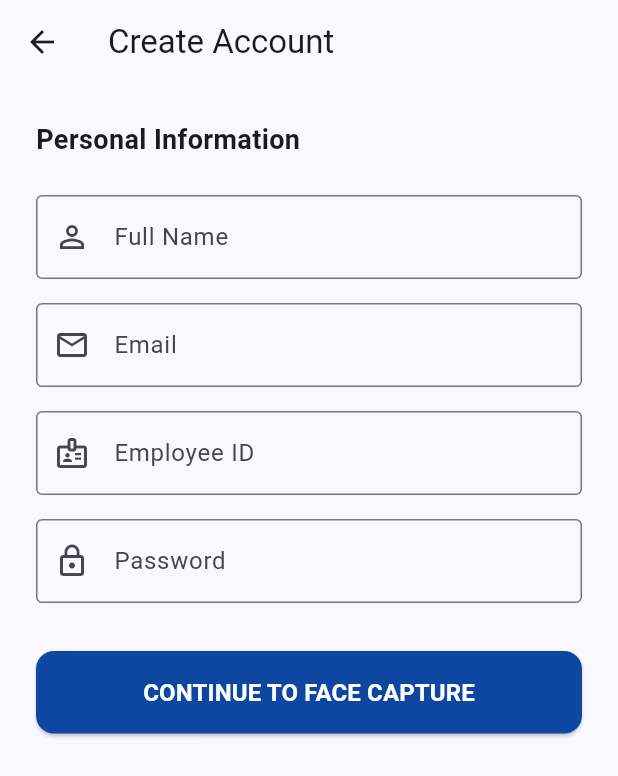
After one commit to punkz23/FaceRecognitionDTR, a Flutter app: the screen it shows after launch, after a tap on "New employee? REGISTER", on a phone screen of 412 x 824 dp. The commit adds this screen. Shown: the top 776 px of the screen. Run offline on Flutter 3.47's test engine with Material 3 defaults, Android fonts, the phone set to English and light mode, and no system bars; our stand-ins replace camera, dio, equatable, flutter_bloc, geolocator, shared_preferences; missing offline and left inert: google_mlkit_face_detection.

Commit message:
feat(mobile): Implement RegistrationScreen and navigate from Login

```diff
--- a/mobile/lib/views/login_screen.dart
+++ b/mobile/lib/views/login_screen.dart
@@ -1,6 +1,7 @@
 import 'package:flutter/material.dart';
 import 'package:flutter_bloc/flutter_bloc.dart';
 import 'package:facerecognitiondtr/logic/auth_bloc/auth_bloc.dart';
+import 'package:facerecognitiondtr/views/registration_screen.dart';
 
 class LoginScreen extends StatefulWidget {
   const LoginScreen({super.key});
@@ -98,6 +99,14 @@ class _LoginScreenState extends State<LoginScreen> {
                 ),
                 const SizedBox(height: 16),
                 TextButton(
+                  onPressed: () {
+                    Navigator.of(context).push(
+                      MaterialPageRoute(builder: (context) => const RegistrationScreen()),
+                    );
+                  },
+                  child: const Text('New employee? REGISTER'),
+                ),
+                TextButton(
                   onPressed: () {},
                   child: const Text('Forgot Password?'),
                 ),
--- /dev/null
+++ b/mobile/lib/views/registration_screen.dart
@@ -0,0 +1,96 @@
+import 'package:flutter/material.dart';
+
+class RegistrationScreen extends StatefulWidget {
+  const RegistrationScreen({super.key});
+
+  @override
+  State<RegistrationScreen> createState() => _RegistrationScreenState();
+}
+
+class _RegistrationScreenState extends State<RegistrationScreen> {
+  final _formKey = GlobalKey<FormState>();
+  final _nameController = TextEditingController();
+  final _emailController = TextEditingController();
+  final _employeeIdController = TextEditingController();
+  final _passwordController = TextEditingController();
+
+  @override
+  Widget build(BuildContext context) {
+    return Scaffold(
+      appBar: AppBar(
+        title: const Text('Create Account'),
+      ),
+      body: SingleChildScrollView(
+        padding: const EdgeInsets.all(24.0),
+        child: Form(
+          key: _formKey,
+          child: Column(
+            crossAxisAlignment: CrossAxisAlignment.stretch,
+            children: [
+              const Text(
+                'Personal Information',
+                style: TextStyle(fontSize: 18, fontWeight: FontWeight.bold),
+              ),
+              const SizedBox(height: 24),
+              TextField(
+                controller: _nameController,
+                decoration: const InputDecoration(
+                  labelText: 'Full Name',
+                  border: OutlineInputBorder(),
+                  prefixIcon: Icon(Icons.person_outline),
+                ),
+              ),
+              const SizedBox(height: 16),
+              TextField(
+                controller: _emailController,
+                decoration: const InputDecoration(
+                  labelText: 'Email',
+                  border: OutlineInputBorder(),
+                  prefixIcon: Icon(Icons.email_outlined),
+                ),
+                keyboardType: TextInputType.emailAddress,
+              ),
+              const SizedBox(height: 16),
+              TextField(
+                controller: _employeeIdController,
+                decoration: const InputDecoration(
+                  labelText: 'Employee ID',
+                  border: OutlineInputBorder(),
+                  prefixIcon: Icon(Icons.badge_outlined),
+                ),
+              ),
+              const SizedBox(height: 16),
+              TextField(
+                controller: _passwordController,
+                decoration: const InputDecoration(
+                  labelText: 'Password',
+                  border: OutlineInputBorder(),
+                  prefixIcon: Icon(Icons.lock_outline),
+                ),
+                obscureText: true,
+              ),
+              const SizedBox(height: 32),
+              ElevatedButton(
+                onPressed: () {
+                  // Next phase will handle navigation to face capture
+                },
+                style: ElevatedButton.styleFrom(
+                  padding: const EdgeInsets.symmetric(vertical: 16),
+                  backgroundColor: const Color(0xFF0D47A1),
+                  foregroundColor: Colors.white,
+                  shape: RoundedRectangleBorder(
+                    borderRadius: BorderRadius.circular(12),
+                  ),
+                ),
+                child: const Text(
+                  'CONTINUE TO FACE CAPTURE',
+                  style: TextStyle(fontSize: 16, fontWeight: FontWeight.bold),
+                ),
+              ),
+            ],
+          ),
+        ),
+      ),
+    );
+  }
+}
```
Also changed, not shown: 1 other file.
